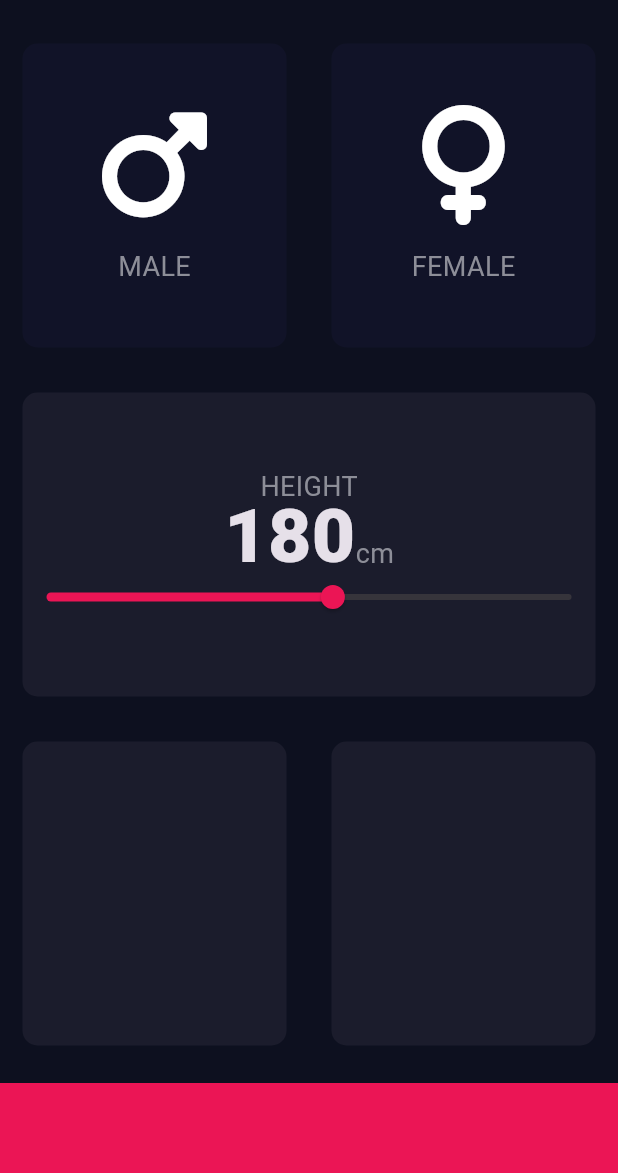
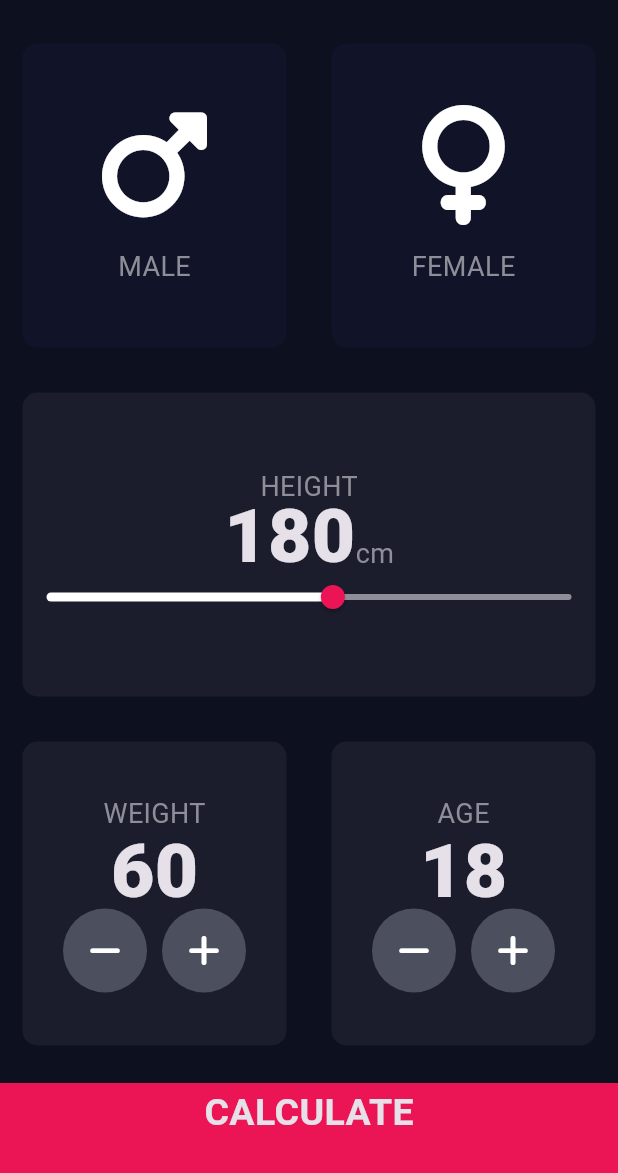
Before and after one commit to jnas86/bmi-calculator-flutter, a Flutter app: the screen it shows after launch, on a phone screen of 412 x 824 dp, the part 63-1236 px from its top. Run offline on Flutter 3.47's test engine with Material 3 defaults, Android fonts, the phone set to English and light mode, and no system bars; our stand-ins replace font_awesome_flutter.

Commit message:
Update functionality of home screen

```diff
--- a/lib/input_page.dart
+++ b/lib/input_page.dart
@@ -1,8 +1,9 @@
-import 'dart:math';
 
 import 'package:bmi_calculator/reusable_card.dart';
+import 'package:bmi_calculator/round_icon_button.dart';
 import 'package:flutter/material.dart';
 import 'package:font_awesome_flutter/font_awesome_flutter.dart';
+import 'bottom_button.dart';
 import 'constants.dart';
 import 'icon_content.dart';
 
@@ -20,7 +21,8 @@ class _InputPageState extends State<InputPage> {
 
   Gender? selectedGender;
   int height = 180;
-
+  int weight = 60;
+  int age = 18;
   @override
   Widget build(BuildContext context) {
     return Scaffold(
@@ -93,6 +95,10 @@ class _InputPageState extends State<InputPage> {
                     ),
                     SliderTheme(
                       data: SliderTheme.of(context).copyWith(
+                        activeTrackColor: Colors.white,
+                        inactiveTrackColor: Color(0xFF8D8E98),
+                        thumbColor: Color(0xFFEB1555),
+                        overlayColor: Color(0x29EB1555),
                         thumbShape: RoundSliderThumbShape(enabledThumbRadius: 8.0),
                         overlayShape: RoundSliderOverlayShape(overlayRadius: 16.0)
                       ),
@@ -100,12 +106,9 @@ class _InputPageState extends State<InputPage> {
                         value: height.toDouble(),
                         min: minSliderHeightValue,
                         max: maxSliderHeightValue,
-                        activeColor: Color(0xFFEB1555),
                         onChanged: (double newValue){
                           setState(() {
-                            setState(() {
-                              height = newValue.round();
-                            });
+                            height = newValue.round();
                           });
                         }
                       ),
@@ -118,19 +121,91 @@ class _InputPageState extends State<InputPage> {
               child: Row(
                 children: <Widget>[
                   Expanded(
-                    child: ReusableCard(colour: kActiveCardColour),
+                    child: ReusableCard(
+                      colour: kActiveCardColour,
+                      cardChild: Column(
+                        mainAxisAlignment: MainAxisAlignment.center,
+                        children: <Widget>[
+                          Text(
+                            'WEIGHT',
+                            style: kLabelTextStyle,
+                          ),
+                          SizedBox(height: 5.0),
+                          Text(
+                            weight.toString(),
+                            style: kNumberTextStyle,
+                          ),
+                          SizedBox(height: 5.0),
+                          Row(
+                            mainAxisAlignment: MainAxisAlignment.center,
+                            children: [
+                              RoundIconButton(
+                                icon: FontAwesomeIcons.minus,
+                                onPressed: (){
+                                  setState(() {
+                                    weight--;
+                                  });
+                                },
+                              ),
+                              SizedBox(width: 10.0),
+                              RoundIconButton(
+                                icon: FontAwesomeIcons.plus,
+                                onPressed: (){
+                                  setState(() {
+                                    weight++;
+                                  });
+                                },
+                              )
+                            ],
+                          ),
+                        ],
+                      ),
+                    ),
                   ),
                   Expanded(
-                    child: ReusableCard(colour: kActiveCardColour),
+                    child: ReusableCard(
+                      colour: kActiveCardColour,
+                      cardChild: Column(
+                        mainAxisAlignment: MainAxisAlignment.center,
+                        children: <Widget>[
+                          Text('AGE',style: kLabelTextStyle,),
+                          SizedBox(height: 5.0),
+                          Text(age.toString(),style: kNumberTextStyle,),
+                          SizedBox(height: 5.0),
+                          Row(
+                            mainAxisAlignment: MainAxisAlignment.center,
+                            children: [
+                              RoundIconButton(
+                                icon: FontAwesomeIcons.minus,
+                                onPressed: (){
+                                  setState(() {
+                                    age--;
+                                  });
+                                },
+                              ),
+                              SizedBox(width: 10.0),
+                              RoundIconButton(
+                                icon: FontAwesomeIcons.plus,
+                                onPressed: (){
+                                  setState(() {
+                                    age++;
+                                  });
+                                },
+                              )
+                            ],
+                          ),
+                        ],
+                      ),
+                    ),
                   ),
                 ],
               ),
             ),
-            Container(
-              color: kBottomContainerColour,
-              margin: EdgeInsets.only(top: 10.0),
-              width: double.infinity,
-              height: kBottomContainerHeight,
+            BottomButton(
+              buttonTitle: 'CALCULATE',
+              onTap: (){
+                Navigator.pushNamed(context, '/results');
+              },
             ),
           ],
         ));
```
